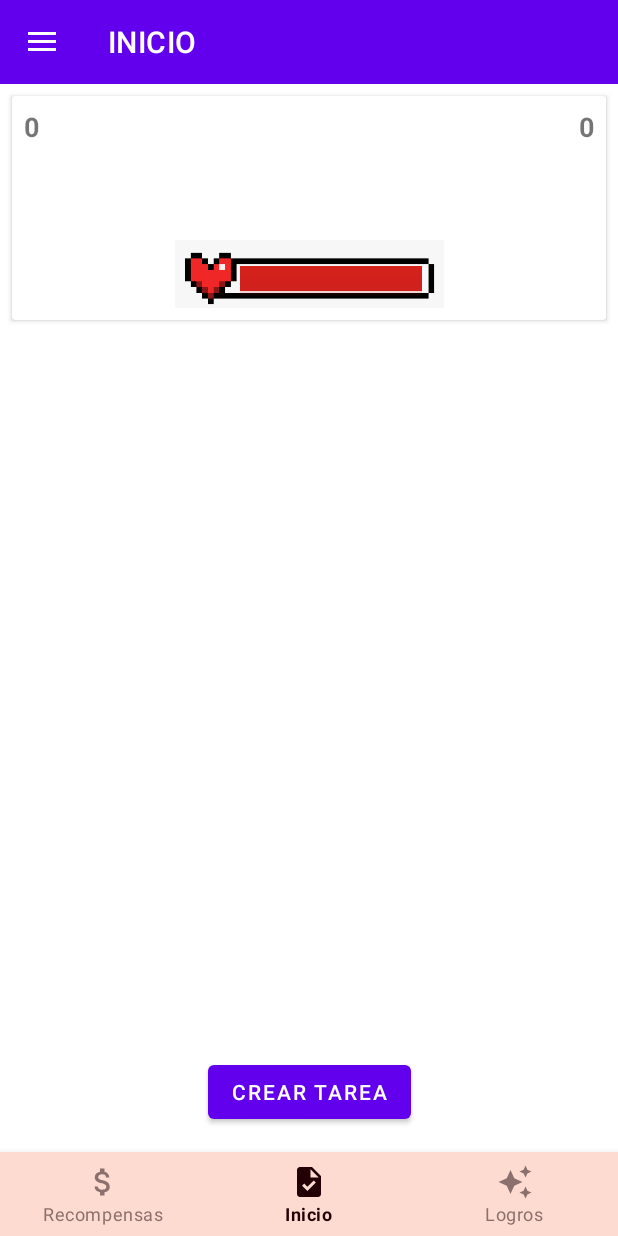
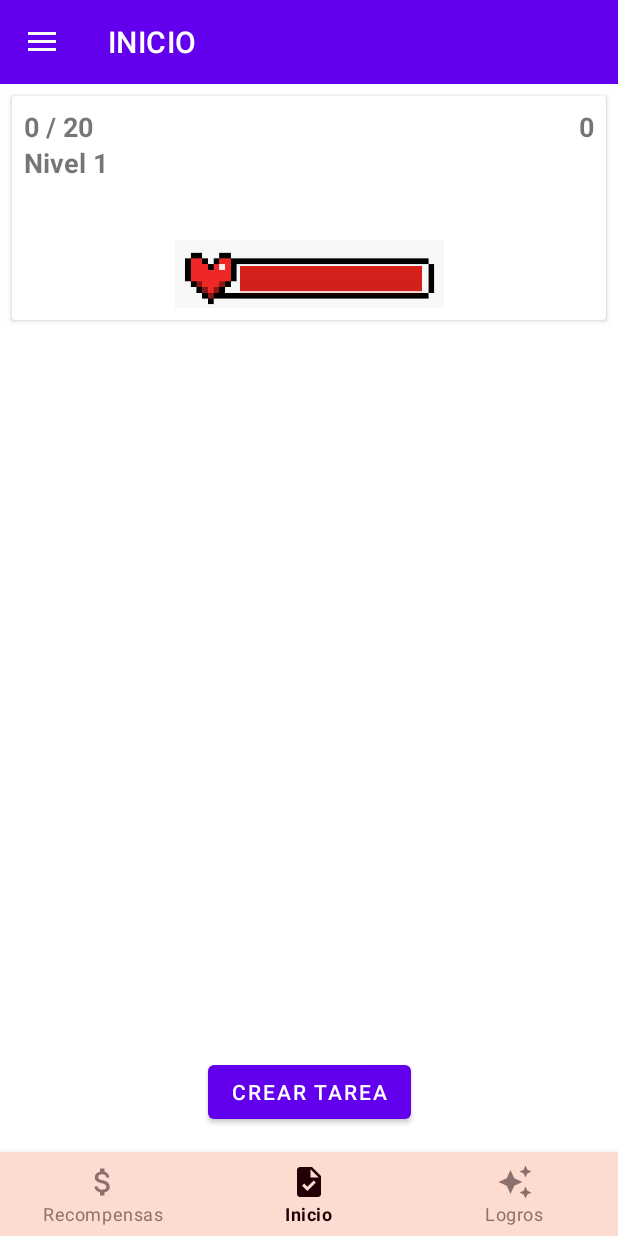
Before and after one commit to RubenHuertasGonzalez/WinHabit, an Android app: the screen it shows after launch once a user with an empty profile is signed in (MainActivity), on a phone screen of 412 x 824 dp. Run offline under Robolectric (Android 15) with nearby library versions, the phone set to English and light mode, and no system bars; our stand-ins replace Firebase (no records; nobody signed in at launch, a user with empty details on screens opened directly), navigation-ui.

Commit message:
NIVEL MAXIMO y subir porcentaje random en experienca + suma de experiencia necessaria cada vez que suba de lvl

```diff
--- a/app/src/main/java/com/institutvidreres/winhabit/ui/inicio/InicioFragment.kt
+++ b/app/src/main/java/com/institutvidreres/winhabit/ui/inicio/InicioFragment.kt
@@ -18,6 +18,7 @@ import com.institutvidreres.winhabit.SharedViewModel
 import com.institutvidreres.winhabit.databinding.FragmentInicioBinding
 import com.institutvidreres.winhabit.tareas.TareasAdapter
 import com.institutvidreres.winhabit.tareas.TareasViewModel
+import kotlin.random.Random
 
 class InicioFragment : Fragment(), TareasAdapter.OnClickListener {
 
@@ -29,6 +30,13 @@ class InicioFragment : Fragment(), TareasAdapter.OnClickListener {
     private lateinit var tareasViewModel: TareasViewModel
     private lateinit var tareasAdapter: TareasAdapter
     private lateinit var sharedViewModel: SharedViewModel
+
+    private var progresoActual = 0
+    private var nivel = 1
+    private val nivelMaximo = 20
+    private var nivelMaximoAlcanzado = false
+    private var porcentajeNecesario = 20
+    private val incrementoPorcentaje = 20
 
     private lateinit var healthBar: ImageView
     private var vidasPerdidas = 0
@@ -109,8 +117,55 @@ class InicioFragment : Fragment(), TareasAdapter.OnClickListener {
         healthBar.scaleX = escala
     }
 
+    //TODO: Restringir personajes premium asta llegar a X lvl
     override fun onIncrementClick(position: Int) {
-        Toast.makeText(context, "¡Tarea completada!", Toast.LENGTH_SHORT).show()
+        // Verificar si se ha alcanzado el nivel máximo
+        if (!nivelMaximoAlcanzado) {
+            // Generar un número aleatorio entre 1 y 5
+            val incremento = Random.nextInt(1, 6)  // Rango ajustado para que el incremento esté entre 40 y 60
+
+            // Sumar el número aleatorio al progreso actual
+            progresoActual += incremento
+
+            // Verificar si se alcanzó o superó el porcentaje necesario
+            if (progresoActual >= porcentajeNecesario) {
+                // Incrementar el nivel y reiniciar el progreso
+                nivel++
+                progresoActual = 0
+
+                // Aumentar la dificultad para el próximo nivel
+                porcentajeNecesario += incrementoPorcentaje
+
+                // Verificar si el nivel alcanzó el nivel máximo después de la actualización
+                if (nivel >= nivelMaximo) {
+                    // Establecer la bandera de nivel máximo alcanzado
+                    nivelMaximoAlcanzado = true
+                    // Establecer el nivel en el nivel máximo
+                    nivel = nivelMaximo
+
+                    // Actualizar el texto del nivel
+                    // Asegúrate de tener el TextView correspondiente en tu diseño con el id textViewNivel
+                    binding.textViewNivel.text = "Nivel 20"
+
+                    // Mostrar el mensaje de nivel máximo en el TextView correspondiente
+                    binding.textViewPorcentajeNivel.text = "¡NIVEL MAXIMO!"
+                } else {
+                    // Actualizar el texto del nivel
+                    // Asegúrate de tener el TextView correspondiente en tu diseño con el id textViewNivel
+                    binding.textViewNivel.text = "Nivel $nivel"
+
+                    // Actualizar el texto del progreso (textViewLvl)
+                    // Asegúrate de tener el TextView correspondiente en tu diseño con el id textViewLvl
+                    binding.textViewPorcentajeNivel.text = "$progresoActual / $porcentajeNecesario"
+                }
+            } else {
+                // Actualizar el texto del progreso (textViewLvl) si no se ha alcanzado el porcentaje necesario
+                // Asegúrate de tener el TextView correspondiente en tu diseño con el id textViewLvl
+                binding.textViewPorcentajeNivel.text = "$progresoActual / $porcentajeNecesario"
+            }
+
+            // Mostrar un mensaje de tarea completada
+            Toast.makeText(context, "¡Tarea completada!", Toast.LENGTH_SHORT).show()
+        }
     }
-
 }
--- a/app/src/main/res/layout/fragment_inicio.xml
+++ b/app/src/main/res/layout/fragment_inicio.xml
@@ -28,17 +28,28 @@
                 android:padding="8dp">
 
                 <TextView
-                    android:id="@+id/textViewMonedas"
+                    android:id="@+id/textViewPorcentajeNivel"
                     android:layout_width="wrap_content"
                     android:layout_height="wrap_content"
-                    android:text="0"
+                    android:text="0 / 20"
                     android:textSize="18sp"
                     android:textStyle="bold"
                     app:layout_constraintStart_toStartOf="parent"
                     app:layout_constraintTop_toTopOf="parent" />
 
                 <TextView
-                    android:id="@+id/textViewLvl"
+                    android:id="@+id/textViewNivel"
+                    android:layout_width="wrap_content"
+                    android:layout_height="wrap_content"
+                    android:layout_marginTop="24dp"
+                    android:text="Nivel 1"
+                    android:textSize="18sp"
+                    android:textStyle="bold"
+                    app:layout_constraintStart_toStartOf="parent"
+                    app:layout_constraintTop_toTopOf="parent" />
+
+                <TextView
+                    android:id="@+id/textViewMonedas"
                     android:layout_width="wrap_content"
                     android:layout_height="wrap_content"
                     android:text="0"
```
